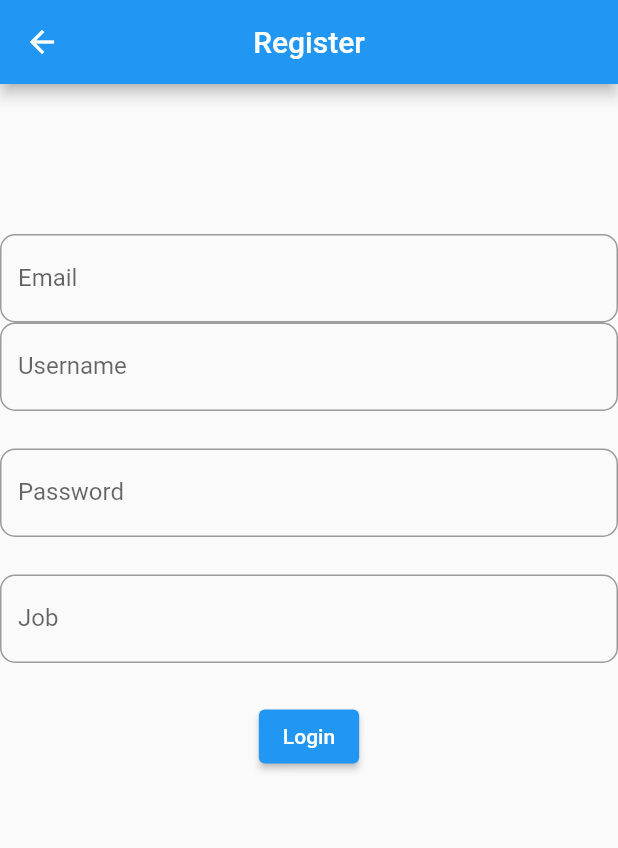
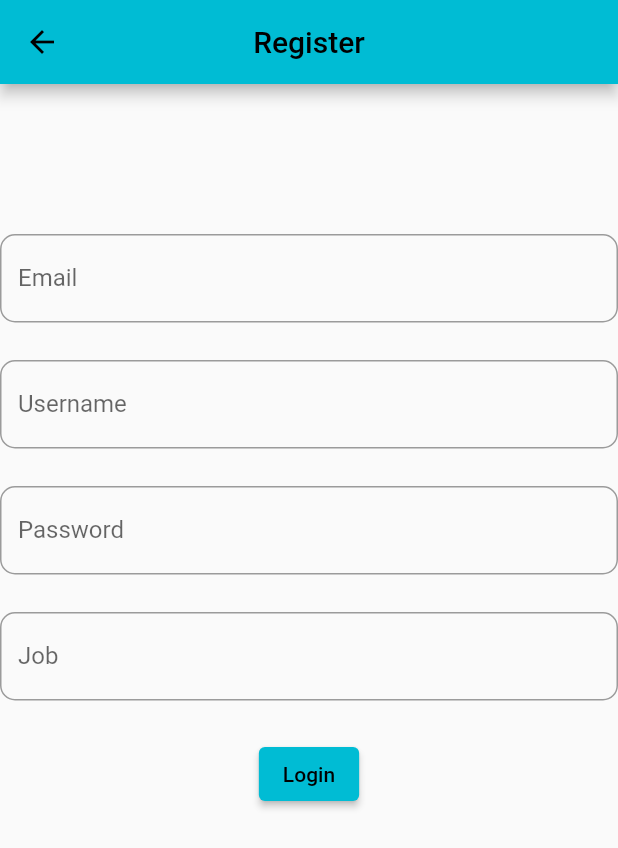
Before and after one commit to Darwaza2021/short_social_wecodeFinal, a Flutter app: the screen it shows after launch, after a tap on "Register", on a phone screen of 412 x 824 dp. Shown: the top 848 px of the screen. Run offline on Flutter 3.47's test engine with Material 2 defaults, Android fonts, the phone set to English and light mode, and no system bars; our stand-ins replace cloud_firestore, firebase_auth, firebase_core, flutter_local_notifications, lottie; accounts and stored records are empty; network calls fail.

Commit message:
some styles and add theme for app

```diff
--- a/lib/scr/app_view.dart
+++ b/lib/scr/app_view.dart
@@ -18,6 +18,19 @@ class _AppViewState extends State<AppView> {
   Widget build(BuildContext context) {
     return MaterialApp(
 
+       theme: ThemeData(
+        primarySwatch: Colors.cyan,
+        backgroundColor: Colors.cyan,
+        //primaryColorBrightness: Brightness.light,
+        buttonTheme: ButtonTheme.of(context).copyWith(
+          buttonColor: Colors.cyan,
+          textTheme: ButtonTextTheme.primary,
+          shape: RoundedRectangleBorder(
+            borderRadius: BorderRadius.circular(20),
+          ),
+        ),
+      ),
+
 
 
 
--- a/lib/scr/register_screen.dart
+++ b/lib/scr/register_screen.dart
@@ -62,6 +62,7 @@ class _RegisterScreenViewState extends State<RegisterScreenView> {
                   )
                 ),
               ),
+              SizedBox(height: 25,),
 
               TextFormField(
                 controller:_usernameController ,
--- a/lib/scr/splash_screen.dart
+++ b/lib/scr/splash_screen.dart
@@ -26,6 +26,11 @@ class SplashScreenView extends StatelessWidget {
 
               children: [
 
+                Text("Welcome",
+                style: TextStyle(
+                  fontSize: 45,
+                )),
+
                 Lottie.network('https://assets9.lottiefiles.com/packages/lf20_x2ejxgsa.json',
                  width: 401,
                  height: 400 ),
@@ -40,6 +45,8 @@ class SplashScreenView extends StatelessWidget {
                      },
                     child: Text("Login"),
 
+                  style: ElevatedButton.styleFrom(fixedSize: Size(200, 40)),
+
                  ),
 
                     ElevatedButton(
@@ -47,8 +54,14 @@ class SplashScreenView extends StatelessWidget {
                       Navigator.pushNamed(context,"register_scr" );
 
                      },
-                    child: Text("Register")
-                 ),
+                    child: Text("Register"),
+
+                    style: ElevatedButton.styleFrom(fixedSize: Size(200, 40)),
+
+
+                    ),
+
+
 
 
 
```
